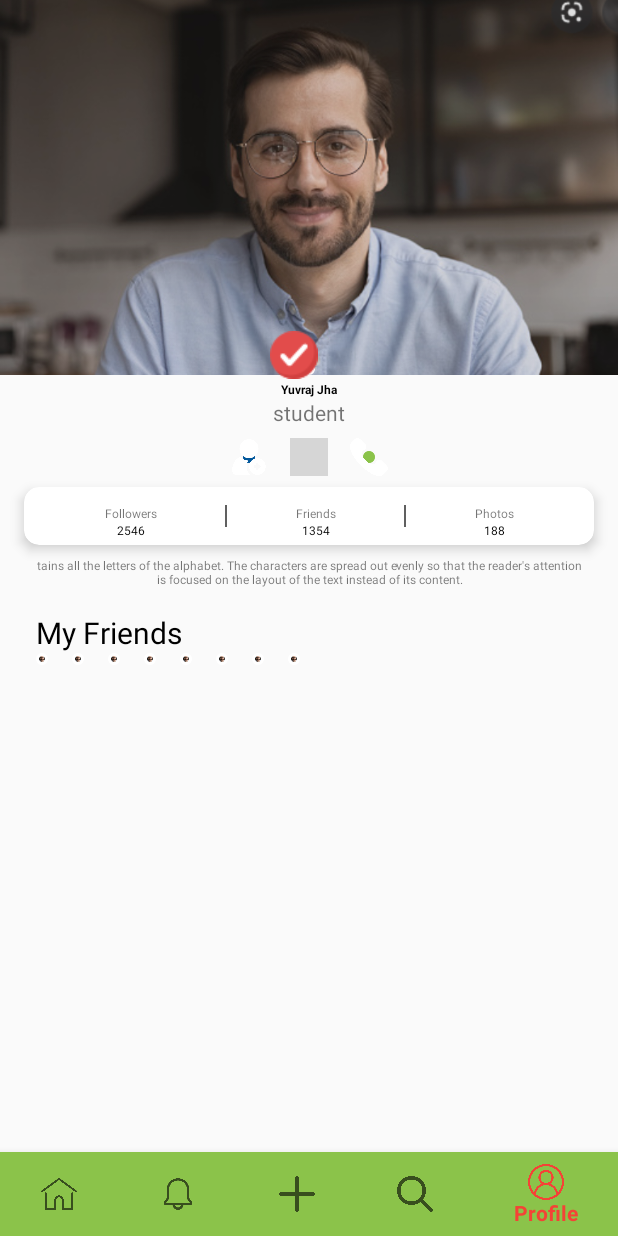
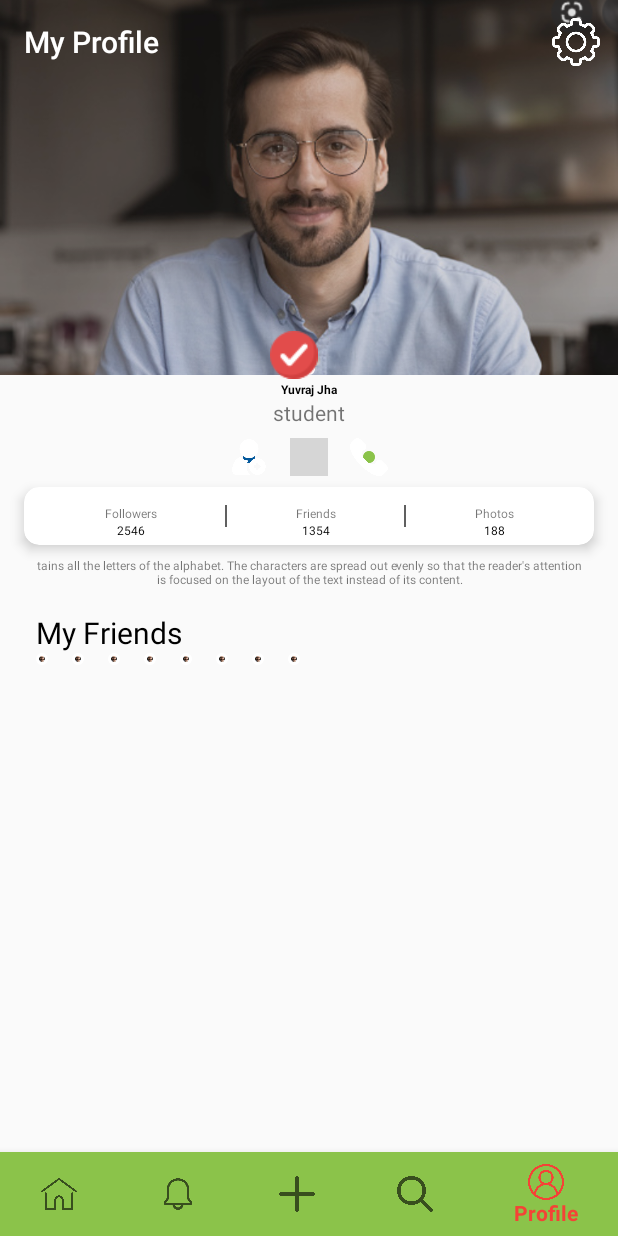
Before and after one commit to ShyamSutar/Social-Media-App, an Android app: the MainActivity screen opened directly, with no data from a screen before it, item 5 of the bottom bar chosen, on a phone screen of 412 x 824 dp. Run offline under Robolectric (Android 15) with nearby library versions, the phone set to English and light mode, and no system bars; our stand-ins replace CircleImageView; plain views replace DiagonalLayout; Roboto replaces fonts that are not available here; grey boxes are pictures that could not be loaded.

```diff
--- a/app/src/main/java/com/example/socialmediaapp/MainActivity.java
+++ b/app/src/main/java/com/example/socialmediaapp/MainActivity.java
@@ -5,7 +5,9 @@ import androidx.appcompat.app.AppCompatActivity;
 import androidx.fragment.app.FragmentTransaction;
 
 import android.os.Bundle;
+import android.view.Menu;
 import android.view.MenuItem;
+import android.view.View;
 import android.widget.Toast;
 
 import com.example.socialmediaapp.Fragment.AddFragment;
@@ -28,7 +30,13 @@ public class MainActivity extends AppCompatActivity {
         binding = ActivityMainBinding.inflate(getLayoutInflater());
         setContentView(binding.getRoot());
 
+
+        setSupportActionBar(binding.toolbar);
+        MainActivity.this.setTitle("My Profile");
+
+
         FragmentTransaction transaction = getSupportFragmentManager().beginTransaction();
+        binding.toolbar.setVisibility(View.GONE);
         transaction.replace(R.id.container, new homeFragment());
         transaction.commit();
 
@@ -41,22 +49,27 @@ public class MainActivity extends AppCompatActivity {
 
                 switch (item.getItemId()){
                     case R.id.home:
+                        binding.toolbar.setVisibility(View.GONE);
                         transaction.replace(R.id.container,new homeFragment());
                         break;
 
                     case R.id.notification:
+                        binding.toolbar.setVisibility(View.GONE);
                         transaction.replace(R.id.container,new NotificationFragment());
                         break;
 
                     case R.id.add:
+                        binding.toolbar.setVisibility(View.GONE);
                         transaction.replace(R.id.container,new AddFragment());
                         break;
 
                     case R.id.search:
+                        binding.toolbar.setVisibility(View.GONE);
                         transaction.replace(R.id.container,new SearchFragment());
                         break;
 
                     case R.id.profile:
+                        binding.toolbar.setVisibility(View.VISIBLE);
                         transaction.replace(R.id.container,new ProfileFragment());
                         break;
                 }
@@ -66,4 +79,10 @@ public class MainActivity extends AppCompatActivity {
         });
 
     }
+
+    @Override
+    public boolean onCreateOptionsMenu(Menu menu) {
+        getMenuInflater().inflate(R.menu.menu_item,menu);
+        return true;
+    }
 }
--- /dev/null
+++ b/app/src/main/res/drawable/toolbar_bg.xml
@@ -0,0 +1,10 @@
+<?xml version="1.0" encoding="utf-8"?>
+<shape xmlns:android="http://schemas.android.com/apk/res/android">
+
+    <gradient
+        android:angle="90"
+        android:startColor="@android:color/transparent"
+        android:endColor="@android:color/transparent"
+        android:type="linear" />
+
+</shape>
--- a/app/src/main/res/layout/activity_main.xml
+++ b/app/src/main/res/layout/activity_main.xml
@@ -5,6 +5,29 @@
     android:layout_width="match_parent"
     android:layout_height="match_parent"
     tools:context=".MainActivity">
+
+    <FrameLayout
+        android:id="@+id/container"
+        android:layout_width="match_parent"
+        android:layout_height="0dp"
+        app:layout_constraintBottom_toTopOf="@+id/readableBottomBar"
+        app:layout_constraintEnd_toEndOf="parent"
+        app:layout_constraintStart_toStartOf="parent"
+        app:layout_constraintTop_toTopOf="parent">
+
+    </FrameLayout>
+
+    <androidx.appcompat.widget.Toolbar
+        android:id="@+id/toolbar"
+        android:layout_width="match_parent"
+        android:layout_height="wrap_content"
+        android:background="@drawable/toolbar_bg"
+        android:minHeight="?attr/actionBarSize"
+        app:popupTheme="@style/Theme.AppCompat.Light"
+        android:theme="@style/ThemeOverlay.AppCompat.Dark.ActionBar"
+        app:layout_constraintEnd_toEndOf="parent"
+        app:layout_constraintStart_toStartOf="parent"
+        app:layout_constraintTop_toTopOf="parent" />
 
     <com.google.android.material.bottomnavigation.BottomNavigationView
         android:id="@+id/readableBottomBar"
@@ -20,14 +43,4 @@
 
         app:menu="@menu/navigation_menu" />
 
-    <FrameLayout
-        android:id="@+id/container"
-        android:layout_width="match_parent"
-        android:layout_height="0dp"
-        app:layout_constraintBottom_toTopOf="@+id/readableBottomBar"
-        app:layout_constraintEnd_toEndOf="parent"
-        app:layout_constraintStart_toStartOf="parent"
-        app:layout_constraintTop_toTopOf="parent">
-
-    </FrameLayout>
 </androidx.constraintlayout.widget.ConstraintLayout>
--- /dev/null
+++ b/app/src/main/res/menu/menu_item.xml
@@ -0,0 +1,14 @@
+<?xml version="1.0" encoding="utf-8"?>
+<menu xmlns:android="http://schemas.android.com/apk/res/android"
+    xmlns:app="http://schemas.android.com/apk/res-auto">
+
+    <item android:title="title"
+        android:id="@+id/setting"
+        android:icon="@drawable/setting"
+        android:iconTint="@color/white"
+        app:showAsAction="always"
+        />
+
+
+
+</menu>
--- a/app/src/main/res/values/colors.xml
+++ b/app/src/main/res/values/colors.xml
@@ -11,4 +11,5 @@
     <color name="green">#8BC34A</color>
     <color name="blue">#01579B</color>
 
+
 </resources>
```
Also changed, not shown: app/src/main/res/drawable/setting.png (added).
